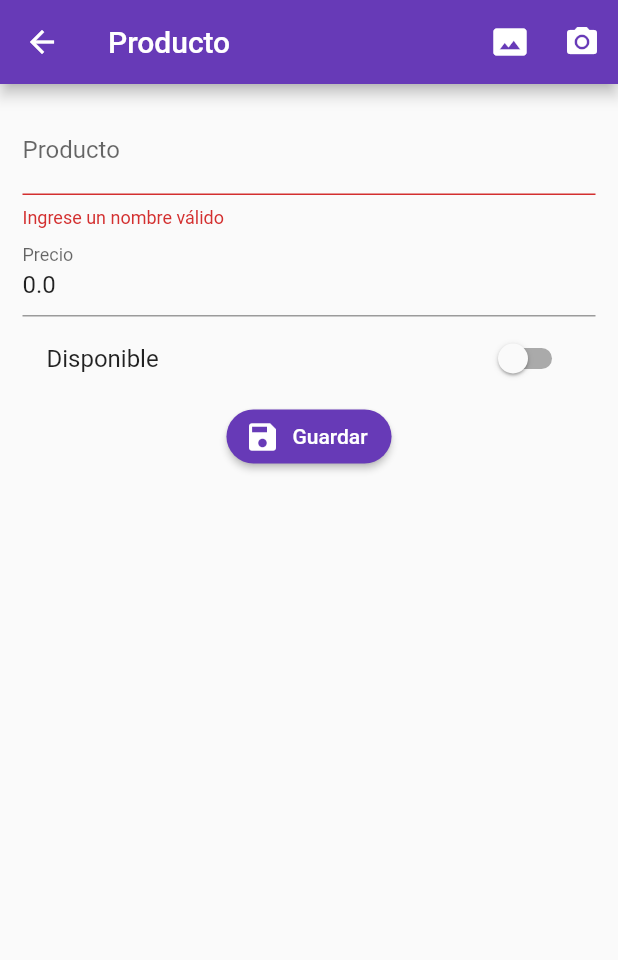
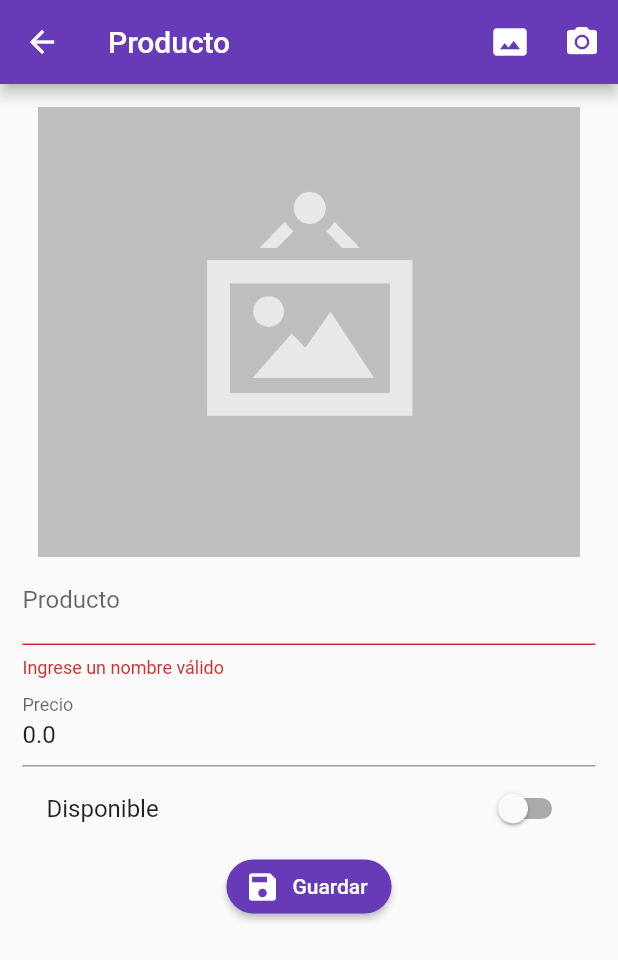
Before and after one commit to ElAdrixHD/test_login_flutter, a Flutter app: the ProductPage screen opened by its route, after a tap on "Guardar", after a tap on the "photo size select actual" icon, on a phone screen of 412 x 824 dp. Shown: the top 960 px of the screen. Run offline on Flutter 3.47's test engine with Material 2 defaults, Android fonts, the phone set to English and light mode, and no system bars; our stand-ins replace image_picker, rxdart; missing offline and left inert: mime_type; network calls fail.

Commit message:
Apartado productos terminado

```diff
--- a/lib/src/pages/producto_page.dart
+++ b/lib/src/pages/producto_page.dart
@@ -1,7 +1,10 @@
+import 'dart:io';
+
 import 'package:flutter/material.dart';
 import 'package:form_validation/src/models/producto_model.dart';
 import 'package:form_validation/src/providers/productos_providers.dart';
 import 'package:form_validation/src/utils/utils.dart' as util;
+import 'package:image_picker/image_picker.dart';
 
 class ProductPage extends StatefulWidget {
   static final route = "/product";
@@ -16,6 +19,7 @@ class _ProductPageState extends State<ProductPage> {
   ProductoModel producto = ProductoModel();
   bool _guardando = false;
   final provider = ProductosProviders();
+  File photo;
 
   @override
   Widget build(BuildContext context) {
@@ -30,11 +34,11 @@ class _ProductPageState extends State<ProductPage> {
         actions: <Widget>[
           IconButton(
             icon: Icon(Icons.photo_size_select_actual),
-            onPressed: () {},
+            onPressed: ()=> _procesarImagen(ImageSource.gallery),
           ),
           IconButton(
             icon: Icon(Icons.camera_alt),
-            onPressed: () {},
+            onPressed: ()=>_procesarImagen(ImageSource.camera),
           ),
         ],
       ),
@@ -45,6 +49,7 @@ class _ProductPageState extends State<ProductPage> {
             key: formKey,
             child: Column(
               children: <Widget>[
+                _mostrarFoto(),
                 _crearName(),
                 _crearPrecio(),
                 _crearDisponible(),
@@ -98,7 +103,7 @@ class _ProductPageState extends State<ProductPage> {
     );
   }
 
-  void _submit(){
+  void _submit() async{
      if(!formKey.currentState.validate()) return;
 
      formKey.currentState.save();
@@ -107,12 +112,17 @@ class _ProductPageState extends State<ProductPage> {
        _guardando = true;
      });
 
+     if(photo != null){
+       producto.url = await provider.subirImagen(photo);
+     }
+
      if(producto.id == null){
        provider.crearProducto(producto);
        setState(() {
          _guardando = false;
        });
        _snackbar("Registro Creado");
+       Navigator.pop(context);
      }else{
        provider.actualizarProducto(producto);
        setState(() {
@@ -121,6 +131,7 @@ class _ProductPageState extends State<ProductPage> {
        _snackbar("Registro Actualizado");
        Navigator.pop(context);
      }
+
 
   }
 
@@ -141,4 +152,34 @@ class _ProductPageState extends State<ProductPage> {
       },
     );
   }
+
+  _mostrarFoto(){
+    if(producto.url != null){
+      return FadeInImage(image: NetworkImage(producto.url),fit: BoxFit.cover, height: 300.0, placeholder: AssetImage("assets/jar-loading.gif"),);
+    }else{
+      return (photo == null) ? Image(
+        image: AssetImage('assets/no-image.png'),
+        height: 300.0,
+        fit: BoxFit.cover,
+      ) : Image.file(
+        File(photo.path),
+        height: 300,
+        fit: BoxFit.cover,
+      );
+    }
+  }
+
+
+  _procesarImagen(ImageSource tipo)async {
+    final _picker = ImagePicker();
+    final _pickerPhoto = await _picker.getImage(source: tipo);
+
+    photo = File(_pickerPhoto.path);
+
+    if(photo != null){
+      producto.url = null;
+    }
+
+    setState(() {});
+  }
 }
--- a/pubspec.yaml
+++ b/pubspec.yaml
@@ -29,7 +29,9 @@ dependencies:
   # Use with the CupertinoIcons class for iOS style icons.
   cupertino_icons: ^0.1.3
   http:
+  image_picker:
   rxdart: ^0.24.1
+  mime_type:
 
 dev_dependencies:
   flutter_test:
@@ -47,8 +49,8 @@ flutter:
   uses-material-design: true
 
   # To add assets to your application, add an assets section, like this:
-  # assets:
-  #   - images/a_dot_burr.jpeg
+  assets:
+    - assets/
   #   - images/a_dot_ham.jpeg
 
   # An image asset can refer to one or more resolution-specific "variants", see
```
Also changed, not shown: lib/src/pages/home_page.dart (+9 -1 lines), lib/src/providers/productos_providers.dart (+26 -0 lines), assets/jar-loading.gif (added), assets/no-image.png (added), pubspec.lock, 3 other files.
